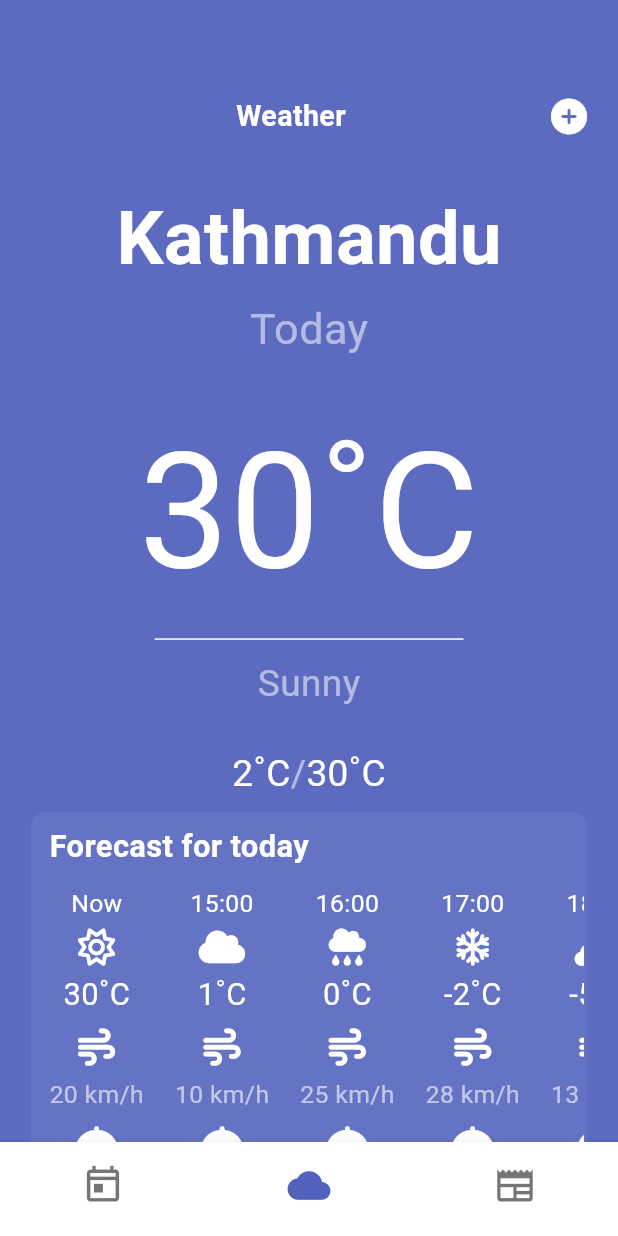
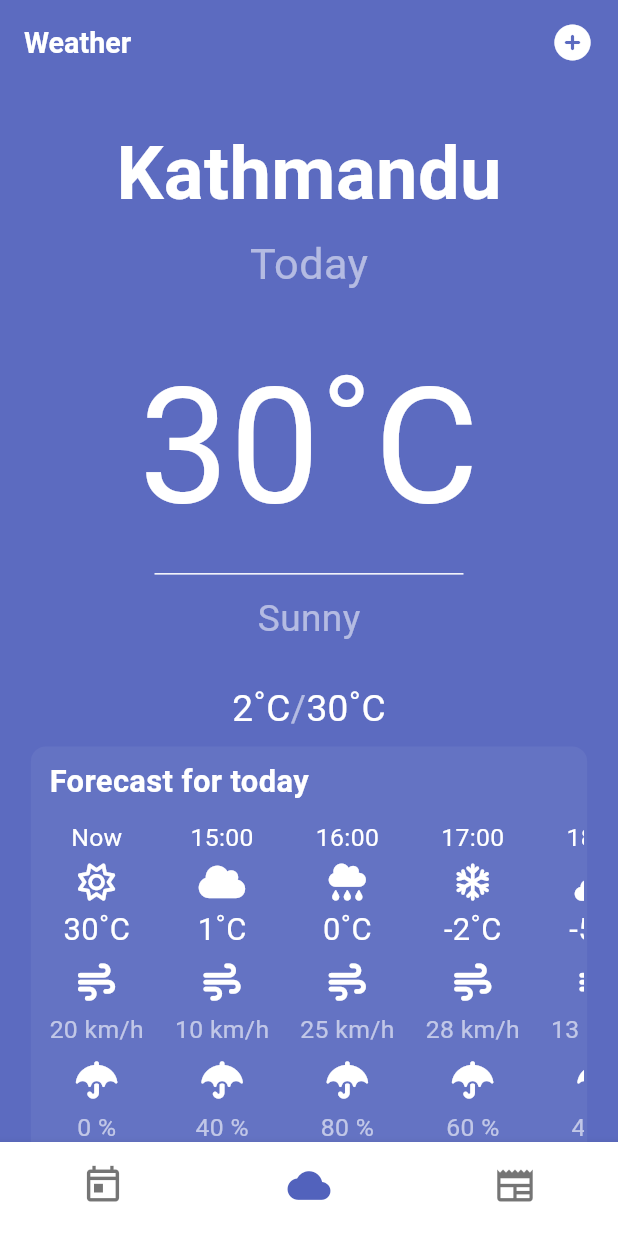
Before and after one commit to nischal08/RemindMe, a Flutter app: the screen it shows after launch, item 2 of the bottom bar chosen, on a phone screen of 412 x 824 dp. Run offline on Flutter 3.47's test engine with Material 2 defaults, Android fonts, the phone set to English and light mode, and no system bars; our stand-ins replace bloc, dio, flutter_bloc, flutter_local_notifications, flutter_screenutil, flutter_svg and 8 more; missing offline and left inert: background_fetch; accounts and stored records are empty; Roboto replaces fonts that are missing (Questrial).

Commit message:
fix: redesigned weather screen

```diff
--- a/lib/screens/weather_screen.dart
+++ b/lib/screens/weather_screen.dart
@@ -1,7 +1,6 @@
 import 'package:flutter/material.dart';
 import 'package:flutter_screenutil/flutter_screenutil.dart';
 import 'package:font_awesome_flutter/font_awesome_flutter.dart';
-import 'package:google_fonts/google_fonts.dart';
 import 'package:remind_me/styles/app_colors.dart';
 import 'package:remind_me/styles/styles.dart';
 
@@ -24,45 +23,35 @@ class _WeatherScreenState extends State<WeatherScreen> {
     // bool isDarkMode = brightness == Brightness.dark;
     bool isDarkMode = true;
     return Scaffold(
+      appBar: AppBar(
+        backgroundColor: AppColors.reminderBgColor,
+        title: Text(
+          'Weather',
+          style: bodyText.copyWith(
+              color: Colors.white, fontSize: 16.h, fontWeight: FontWeight.bold),
+        ),
+        elevation: 0,
+        scrolledUnderElevation: 0,
+        actions: [
+          Container(
+            padding: EdgeInsets.only(right: 16.w),
+            child: FaIcon(
+              FontAwesomeIcons.circlePlus,
+              color: Colors.white,
+            ),
+          )
+        ],
+      ),
       body: Container(
-        padding: EdgeInsets.only(top: kToolbarHeight),
         height: size.height,
         width: size.height,
         decoration: BoxDecoration(
           color: AppColors.reminderBgColor,
         ),
-        child: Stack(
-          children: [
-            SingleChildScrollView(
+        child: SingleChildScrollView(
           child: Column(
             crossAxisAlignment: CrossAxisAlignment.start,
             children: [
-                  Padding(
-                    padding: EdgeInsets.symmetric(
-                      vertical: size.height * 0.01,
-                      horizontal: size.width * 0.05,
-                    ),
-                    child: Row(
-                      mainAxisAlignment: MainAxisAlignment.spaceBetween,
-                      children: [
-                        const SizedBox.shrink(),
-                        Align(
-                          alignment: Alignment.center,
-                          child: Text(
-                            'Weather',
-                            style: bodyText.copyWith(
-                                color: Colors.white,
-                                fontSize: 16.h,
-                                fontWeight: FontWeight.bold),
-                          ),
-                        ),
-                        FaIcon(
-                          FontAwesomeIcons.circlePlus,
-                          color: Colors.white,
-                        ),
-                      ],
-                    ),
-                  ),
               Padding(
                 padding: EdgeInsets.only(
                   top: size.height * 0.03,
@@ -113,8 +102,7 @@ class _WeatherScreenState extends State<WeatherScreen> {
                 ),
               ),
               Padding(
-                    padding:
-                        EdgeInsets.symmetric(horizontal: size.width * 0.25),
+                padding: EdgeInsets.symmetric(horizontal: size.width * 0.25),
                 child: Divider(
                   color: Colors.white,
                 ),
@@ -425,8 +413,6 @@ class _WeatherScreenState extends State<WeatherScreen> {
             ],
           ),
         ),
-          ],
-        ),
       ),
     );
   }
```
Lines whose indentation alone changed are shown as unchanged.
